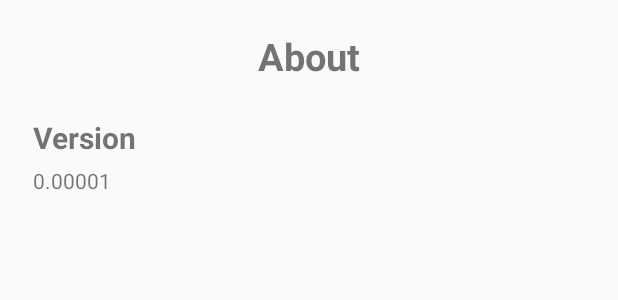
After one commit to DwikiKrisnanda/RuangKelas, an Android app: the layout about_layout.xml on its own in the app's theme, with its tools: preview values and no code run, on a phone screen of 412 x 824 dp. The commit adds this screen. Shown: the top 300 px of the screen. Run offline under Robolectric (Android 15) with nearby library versions, the phone set to English and light mode, and no system bars.

Commit message:
update about dan help

```diff
--- a/app/src/main/java/com/example/ruangkelas/DisplayLogin.java
+++ b/app/src/main/java/com/example/ruangkelas/DisplayLogin.java
@@ -7,7 +7,7 @@ import android.support.v7.app.AppCompatActivity;
 import android.widget.TextView;
 
 public class DisplayLogin extends AppCompatActivity {
-    @Override
+    /*@Override
     public void onCreate(Bundle savedInstanceState) {
         super.onCreate(savedInstanceState);
         setContentView(R.layout.activity_home);
@@ -17,5 +17,5 @@ public class DisplayLogin extends AppCompatActivity {
 
         TextView displayinfo = (TextView) findViewById(R.id.User);
         displayinfo.setText(display);
-    }
+    }*/
 }
--- a/app/src/main/java/com/example/ruangkelas/HomeActivity.java
+++ b/app/src/main/java/com/example/ruangkelas/HomeActivity.java
@@ -88,7 +88,10 @@ public class HomeActivity extends AppCompatActivity
 
         } else if (id == R.id.nav_help) {
 
+
         } else if (id == R.id.nav_about) {
+            Intent intentAbout = new Intent(HomeActivity.this, About.class);
+            startActivity(intentAbout);
 
         } else if (id == R.id.nav_logout) {
             Intent intentLogout = new Intent(HomeActivity.this, LoginActivity.class);
--- /dev/null
+++ b/app/src/main/res/layout/about_layout.xml
@@ -0,0 +1,41 @@
+<?xml version="1.0" encoding="utf-8"?>
+<RelativeLayout xmlns:android="http://schemas.android.com/apk/res/android"
+    android:layout_width="match_parent" android:layout_height="match_parent"
+    android:layout_marginTop="20dp">
+
+    <TextView
+        android:id="@+id/about"
+        android:layout_width="wrap_content"
+        android:layout_height="wrap_content"
+        android:text="About"
+        android:textSize="25dp"
+        android:textStyle="bold"
+        android:layout_centerHorizontal="true"/>
+
+    <TextView
+        android:id="@+id/textView3"
+        android:layout_width="108dp"
+        android:layout_height="wrap_content"
+        android:layout_alignParentStart="true"
+        android:layout_alignParentTop="true"
+        android:layout_alignParentEnd="true"
+        android:layout_marginStart="22dp"
+        android:layout_marginTop="58dp"
+        android:layout_marginEnd="281dp"
+        android:text="Version"
+        android:textSize="20sp"
+        android:textStyle="bold" />
+
+    <TextView
+        android:id="@+id/textView4"
+        android:layout_width="wrap_content"
+        android:layout_height="wrap_content"
+        android:layout_below="@+id/textView3"
+        android:layout_alignParentStart="true"
+        android:layout_alignParentEnd="true"
+        android:layout_marginStart="22dp"
+        android:layout_marginTop="5dp"
+        android:layout_marginEnd="330dp"
+        android:text="0.00001" />
+
+</RelativeLayout>
```
Also changed, not shown: app/src/main/java/com/example/ruangkelas/About.java (added, +13 -0 lines), app/src/main/res/layout/display.xml (deleted, +0 -10 lines), app/src/main/res/layout/help_layout.xml (added, +18 -0 lines).
